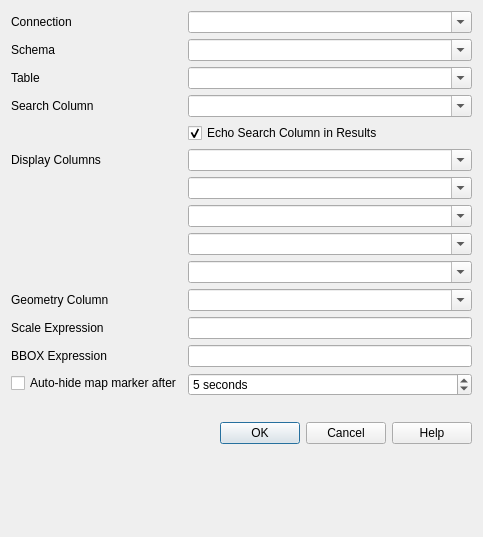
This is Discovery/config_dialog.ui in lutraconsulting/qgis-discovery-plugin as Qt 5 draws it before an edit. The edited form follows.
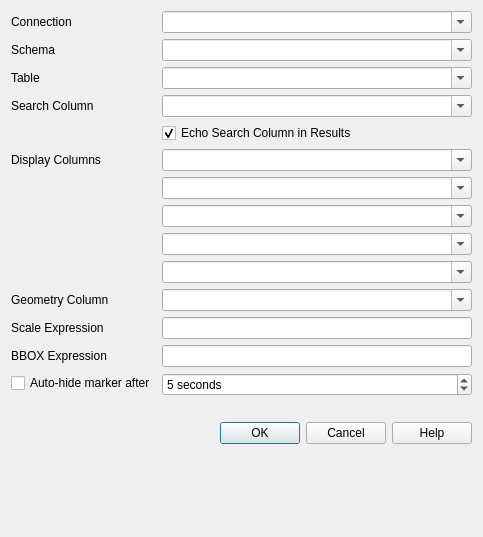
This is the edited form.

Diff of the .ui file:
```diff
--- a/Discovery/config_dialog.ui
+++ b/Discovery/config_dialog.ui
@@ -252,7 +252,7 @@
    <item row="14" column="0">
     <widget class="QCheckBox" name="timeCB">
      <property name="text">
-      <string>Auto-hide map marker after</string>
+      <string>Auto-hide marker after</string>
      </property>
     </widget>
    </item>
```
Left out of the diff: 10 changed lines with no effect on the pictures.
